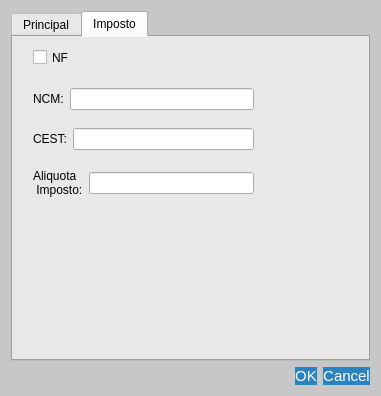
Before: the Qt Designer form alterarproduto.ui in GabR36/QEstoqueLoja, drawn with Qt 5.
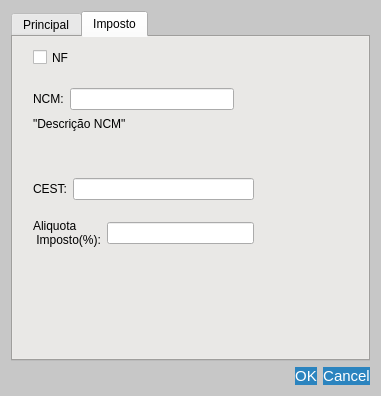
After: the same form once the commit is applied. The open tabs and pages were chosen to show the change. Custom widgets are drawn as their Qt base class.

Commit message: verificação do ncm + mostra descrição do ncm no cadastro produto

```diff
--- a/alterarproduto.ui
+++ b/alterarproduto.ui
@@ -311,7 +311,7 @@
        <property name="geometry">
         <rect>
          <x>20</x>
-         <y>90</y>
+         <y>140</y>
          <width>221</width>
          <height>24</height>
         </rect>
@@ -333,7 +333,7 @@
        <property name="geometry">
         <rect>
          <x>20</x>
-         <y>130</y>
+         <y>180</y>
          <width>221</width>
          <height>32</height>
         </rect>
@@ -343,7 +343,7 @@
          <widget class="QLabel" name="label_10">
           <property name="text">
            <string>Aliquota 
- Imposto:</string>
+ Imposto(%):</string>
           </property>
          </widget>
         </item>
@@ -357,7 +357,7 @@
         <rect>
          <x>20</x>
          <y>50</y>
-         <width>221</width>
+         <width>201</width>
          <height>24</height>
         </rect>
        </property>
@@ -374,6 +374,28 @@
         </item>
        </layout>
       </widget>
+      <widget class="QLabel" name="Lbl_AltNCMDesc">
+       <property name="geometry">
+        <rect>
+         <x>20</x>
+         <y>80</y>
+         <width>321</width>
+         <height>51</height>
+        </rect>
+       </property>
+       <property name="text">
+        <string>&quot;Descrição NCM&quot;</string>
+       </property>
+       <property name="scaledContents">
+        <bool>false</bool>
+       </property>
+       <property name="alignment">
+        <set>Qt::AlignmentFlag::AlignLeading|Qt::AlignmentFlag::AlignLeft|Qt::AlignmentFlag::AlignTop</set>
+       </property>
+       <property name="wordWrap">
+        <bool>true</bool>
+       </property>
+      </widget>
      </widget>
     </widget>
    </item>
```
Left out of the diff: 23 changed lines with no effect on the pictures. The commit also changes 9 other files.
